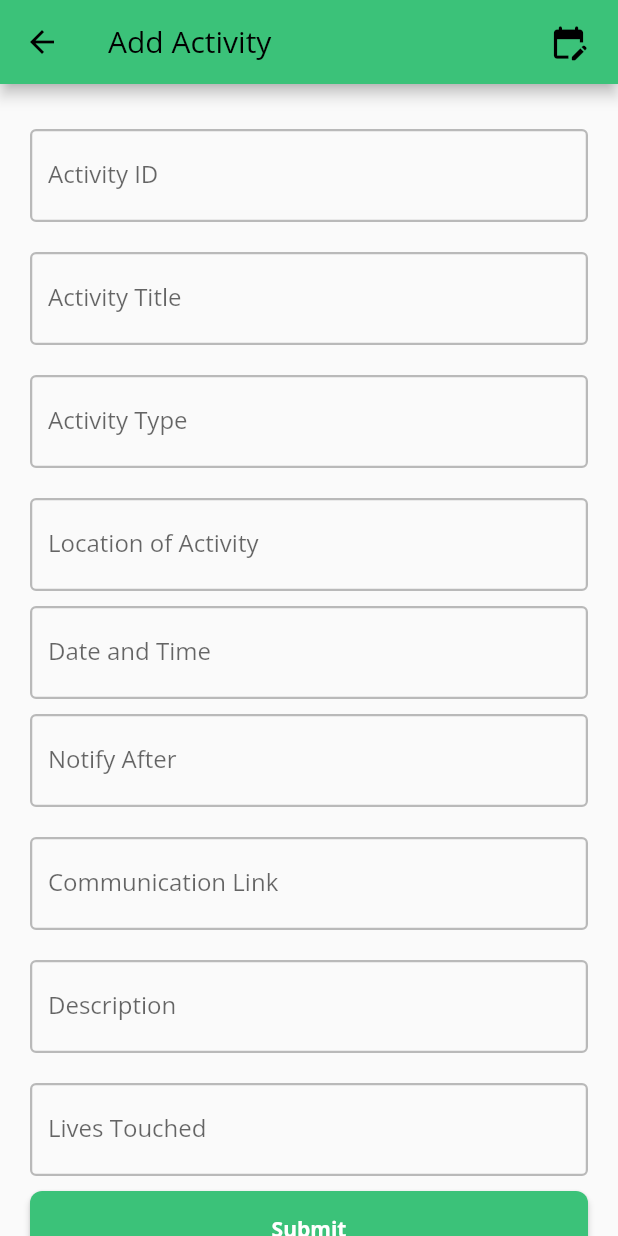
After one commit to ShivamHasurkar/psl_foundation, a Flutter app: the AddActivity screen opened directly, on a phone screen of 412 x 824 dp. The commit adds this screen. Run offline on Flutter 3.47's test engine with Material 2 defaults, Android fonts, the phone set to English and light mode, and no system bars; drawn by our look-alikes of flutter_form_builder; our stand-ins replace flutter_svg, font_awesome_flutter, form_builder_validators, get.

Commit message:
Added add_activity & login page

```diff
--- /dev/null
+++ b/lib/Data/activity_model.dart
@@ -0,0 +1,126 @@
+import 'package:psl_foundation/Data/task.dart';
+
+class ActivityModel {
+  String? _activityId;
+  String? _title;
+  String? _description;
+  String? _activityType;
+  String? _date;
+  String? _location;
+  String? _whatsappChatLink;
+  String? _activityOwner;
+  String? _notificationDuration;
+  String? _livesTouched;
+  // List<Task>? _task;
+
+  ActivityModel(
+      {String? activityId,
+        String? title,
+        String? description,
+        String? activityType,
+        String? date,
+        String? location,
+        String? whatsappChatLink,
+        String? activityOwner,
+        String? notificationDuration,
+        String? livesTouched
+        // List<Task>? task
+      }) {
+    if (activityId != null) {
+      this._activityId = activityId;
+    }
+    if (title != null) {
+      this._title = title;
+    }
+    if (description != null) {
+      this._description = description;
+    }
+    if (activityType != null) {
+      this._activityType = activityType;
+    }
+    if (date != null) {
+      this._date = date;
+    }
+    if (location != null) {
+      this._location = location;
+    }
+    if (whatsappChatLink != null) {
+      this._whatsappChatLink = whatsappChatLink;
+    }
+    if (activityOwner != null) {
+      this._activityOwner = activityOwner;
+    }
+    if (notificationDuration != null) {
+      this._notificationDuration = notificationDuration;
+    }
+    if (livesTouched != null) {
+      this._livesTouched = livesTouched;
+    }
+    // if (task != null) {
+    //   this._task = task;
+    // }
+  }
+
+  String? get activityId => _activityId;
+  set activityId(String? activityId) => _activityId = activityId;
+  String? get title => _title;
+  set title(String? title) => _title = title;
+  String? get description => _description;
+  set description(String? description) => _description = description;
+  String? get activityType => _activityType;
+  set activityType(String? activityType) => _activityType = activityType;
+  String? get date => _date;
+  set date(String? date) => _date = date;
+  String? get location => _location;
+  set location(String? location) => _location = location;
+  String? get whatsappChatLink => _whatsappChatLink;
+  set whatsappChatLink(String? whatsappChatLink) =>
+      _whatsappChatLink = whatsappChatLink;
+  String? get activityOwner => _activityOwner;
+  set activityOwner(String? activityOwner) => _activityOwner = activityOwner;
+  String? get notificationDuration => _notificationDuration;
+  set notificationDuration(String? notificationDuration) =>
+      _notificationDuration = notificationDuration;
+  String? get livesTouched => _livesTouched;
+  set livesTouched(String? livesTouched) =>
+      livesTouched = livesTouched;
+  // List<Task>? get task => _task;
+  // set task(List<Task>? task) => _task = task;
+
+  ActivityModel.fromJson(Map<String, dynamic> json) {
+    _activityId = json['Activity_Id'];
+    _title = json['Title'];
+    _description = json['Description'];
+    _activityType = json['Activity_Type'];
+    _date = json['Date'];
+    _location = json['Location'];
+    _whatsappChatLink = json['Whatsapp_Chat_Link'];
+    _activityOwner = json['Activity_Owner'];
+    _notificationDuration = json['Notification_Duration'];
+    _livesTouched = json['Lives_Touched'];
+    // if (json['Task'] != null) {
+    //   _task = <Task>[];
+    //   json['Task'].forEach((v) {
+    //     _task!.add(new Task.fromJson(v));
+    //   });
+    // }
+  }
+
+  Map<String, dynamic> toJson() {
+    final Map<String, dynamic> data = new Map<String, dynamic>();
+    data['Activity_Id'] = this._activityId;
+    data['Title'] = this._title;
+    data['Description'] = this._description;
+    data['Activity_Type'] = this._activityType;
+    data['Date'] = this._date;
+    data['Location'] = this._location;
+    data['Whatsapp_Chat_Link'] = this._whatsappChatLink;
+    data['Activity_Owner'] = this._activityOwner;
+    data['Notification_Duration'] = this._notificationDuration;
+    data['Lives_Touched'] = this._livesTouched;
+    // if (this._task != null) {
+    //   data['Task'] = this._task!.map((v) => v.toJson()).toList();
+    // }
+    return data;
+  }
+}
--- /dev/null
+++ b/lib/Data/task.dart
@@ -0,0 +1,50 @@
+class Task {
+  String? _taskId;
+  String? _title;
+  String? _description;
+  int? _noOfVolunteers;
+
+  Task(
+      {String? taskId,
+        String? title,
+        String? description,
+        int? noOfVolunteers}) {
+    if (taskId != null) {
+      this._taskId = taskId;
+    }
+    if (title != null) {
+      this._title = title;
+    }
+    if (description != null) {
+      this._description = description;
+    }
+    if (noOfVolunteers != null) {
+      this._noOfVolunteers = noOfVolunteers;
+    }
+  }
+
+  String? get taskId => _taskId;
+  set taskId(String? taskId) => _taskId = taskId;
+  String? get title => _title;
+  set title(String? title) => _title = title;
+  String? get description => _description;
+  set description(String? description) => _description = description;
+  int? get noOfVolunteers => _noOfVolunteers;
+  set noOfVolunteers(int? noOfVolunteers) => _noOfVolunteers = noOfVolunteers;
+
+  Task.fromJson(Map<String, dynamic> json) {
+    _taskId = json['Task_id'];
+    _title = json['Title'];
+    _description = json['Description'];
+    _noOfVolunteers = json['No_Of_Volunteers'];
+  }
+
+  Map<String, dynamic> toJson() {
+    final Map<String, dynamic> data = new Map<String, dynamic>();
+    data['Task_id'] = this._taskId;
+    data['Title'] = this._title;
+    data['Description'] = this._description;
+    data['No_Of_Volunteers'] = this._noOfVolunteers;
+    return data;
+  }
+}
--- /dev/null
+++ b/lib/views/add_activity.dart
@@ -0,0 +1,234 @@
+import 'package:flutter/foundation.dart';
+import 'package:flutter/material.dart';
+import 'package:flutter_form_builder/flutter_form_builder.dart';
+import 'package:form_builder_validators/form_builder_validators.dart';
+import 'package:get/get.dart';
+import 'package:get/get_core/src/get_main.dart';
+import 'package:psl_foundation/Data/activity_model.dart';
+import 'package:psl_foundation/views/widgets/appbar.dart';
+import 'package:psl_foundation/views/widgets/custom_raised_button.dart';
+
+import '../constant.dart';
+class AddActivity extends StatefulWidget {
+  const AddActivity({Key? key}) : super(key: key);
+
+  @override
+  State<AddActivity> createState() => _AddActivityState();
+}
+
+class _AddActivityState extends State<AddActivity> {
+
+  final GlobalKey<FormBuilderState> _activityKey = GlobalKey<FormBuilderState>();
+
+  @override
+  Widget build(BuildContext context) {
+    return Scaffold(
+      appBar: const PFAppBar(title: "Add Activity"),
+      body: SingleChildScrollView(
+        scrollDirection: Axis.vertical,
+        child: Padding(
+          padding: const EdgeInsets.all(kDefaultSpace),
+          child: FormBuilder(
+              key: _activityKey,
+            child: Column(
+              children: [
+                Container(
+                  margin: const EdgeInsets.symmetric(vertical: kVerticalSpace),
+                  child: FormBuilderTextField(
+                    name: "Activity_Id",
+                    autovalidateMode: AutovalidateMode.onUserInteraction,
+                    decoration: const InputDecoration(
+                        labelText: "Activity ID",
+                        enabledBorder: OutlineInputBorder(
+                            borderSide: BorderSide(width: 1.5, color: Colors.black26)
+                        )
+                    ),
+                    validator: FormBuilderValidators.compose(
+                        [
+                          FormBuilderValidators.required()
+                        ]
+                    ),
+                  ),
+                ),
+                Container(
+                  margin: const EdgeInsets.symmetric(vertical: kVerticalSpace),
+                  child: FormBuilderTextField(
+                    name: "Title",
+                    autovalidateMode: AutovalidateMode.onUserInteraction,
+                    decoration: const InputDecoration(
+                      labelText: "Activity Title",
+                      enabledBorder: OutlineInputBorder(
+                          borderSide: BorderSide(width: 1.5, color: Colors.black26)
+                      )
+                    ),
+                    validator: FormBuilderValidators.compose(
+                        [
+                          FormBuilderValidators.required()
+                        ]
+                    ),
+                  ),
+                ),
+                Container(
+                  margin: const EdgeInsets.symmetric(vertical: kVerticalSpace),
+                  child: FormBuilderTextField(
+                    name: "Activity_Type",
+                    autovalidateMode: AutovalidateMode.onUserInteraction,
+                    decoration: const InputDecoration(
+                        labelText: "Activity Type",
+                        enabledBorder: OutlineInputBorder(
+                            borderSide: BorderSide(width: 1.5, color: Colors.black26)
+                        )
+                    ),
+
+                    validator: FormBuilderValidators.compose(
+                        [
+                          FormBuilderValidators.required()
+                        ]
+                    ),
+                  ),
+                ),
+                Container(
+                  margin: const EdgeInsets.symmetric(vertical: kVerticalSpace),
+                  child: FormBuilderTextField(
+                    name: "Location",
+                    autovalidateMode: AutovalidateMode.onUserInteraction,
+                    decoration: const InputDecoration(
+                        labelText: "Location of Activity",
+                        enabledBorder: OutlineInputBorder(
+                            borderSide: BorderSide(width: 1.5, color: Colors.black26)
+                        )
+                    ),
+
+                    validator: FormBuilderValidators.compose(
+                        [
+                          FormBuilderValidators.required()
+                        ]
+                    ),
+                  ),
+                ),
+                Container(
+                  child: FormBuilderDateTimePicker(name: "Date",
+
+                    autovalidateMode: AutovalidateMode.onUserInteraction,
+                    decoration: const InputDecoration(
+                        labelText: "Date and Time",
+                        enabledBorder: OutlineInputBorder(
+                            borderSide: BorderSide(width: 1.5, color: Colors.black26)
+                        )
+                    ),
+                    onChanged: (val){
+                      _activityKey.currentState?.save();
+                     _activityKey.currentState?.setInternalFieldValue("Date",
+                         _activityKey.currentState?.fields["Date"]?.value.toString(), isSetState: true);
+                      _activityKey.currentState?.save();
+                    },
+                    validator: FormBuilderValidators.compose(
+                        [
+                          FormBuilderValidators.required()
+                        ]
+                    ),
+                  ),
+                ),
+                Container(
+                  margin: const EdgeInsets.symmetric(vertical: kVerticalSpace),
+                  child: FormBuilderTextField(
+                    name: "Notification_Duration",
+                    autovalidateMode: AutovalidateMode.onUserInteraction,
+                    decoration: const InputDecoration(
+                        labelText: "Notify After",
+                        enabledBorder: OutlineInputBorder(
+                            borderSide: BorderSide(width: 1.5, color: Colors.black26)
+                        )
+                    ),
+
+                    validator: FormBuilderValidators.compose(
+                        [
+                          FormBuilderValidators.required()
+                        ]
+                    ),
+                  ),
+                ),
+                Container(
+                  margin: const EdgeInsets.symmetric(vertical: kVerticalSpace),
+                  child: FormBuilderTextField(
+                    name: "Whatsapp_Chat_Link ",
+                    autovalidateMode: AutovalidateMode.onUserInteraction,
+                    decoration: const InputDecoration(
+                        labelText: "Communication Link",
+                        enabledBorder: OutlineInputBorder(
+                            borderSide: BorderSide(width: 1.5, color: Colors.black26)
+                        )
+                    ),
+
+                    validator: FormBuilderValidators.compose(
+                        [
+                          FormBuilderValidators.required()
+                        ]
+                    ),
+                  ),
+                ),
+                Container(
+                  margin: const EdgeInsets.symmetric(vertical: kVerticalSpace),
+                  child: FormBuilderTextField(
+                    name: "Description",
+                    autovalidateMode: AutovalidateMode.onUserInteraction,
+                    decoration: const InputDecoration(
+                        labelText: "Description",
+                        enabledBorder: OutlineInputBorder(
+                            borderSide: BorderSide(width: 1.5, color: Colors.black26)
+                        )
+                    ),
+
+                    validator: FormBuilderValidators.compose(
+                        [
+                          FormBuilderValidators.required()
+                        ]
+                    ),
+                  ),
+                ),
+                Container(
+                  margin: const EdgeInsets.symmetric(vertical: kVerticalSpace),
+                  child: FormBuilderTextField(
+                    name: "Lives_Touched",
+                    autovalidateMode: AutovalidateMode.onUserInteraction,
+                    decoration: const InputDecoration(
+                        labelText: "Lives Touched",
+                        enabledBorder: OutlineInputBorder(
+                            borderSide: BorderSide(width: 1.5, color: Colors.black26)
+                        )
+                    ),
+
+                    validator: FormBuilderValidators.compose(
+                        [
+                          FormBuilderValidators.required()
+                        ]
+                    ),
+                  ),
+                ),
+                PFRaisedButton(title: "Submit",
+                onPressed: (){
+                bool? isValid = _activityKey.currentState?.isValid;
+
+                if(isValid!){
+                  _activityKey.currentState?.save();
+                  Map<String, dynamic> o = _activityKey.currentState!.value;
+                  ActivityModel activity = ActivityModel.fromJson(o);
+                }
+                else{
+                  Get.snackbar("Please enter all values", "message",
+                    snackPosition: SnackPosition.BOTTOM
+
+                  );
+                }
+
+
+                },
+                )
+              ],
+            )
+          ),
+        ),
+      ),
+    );
+  }
+}
--- a/lib/views/login_screen.dart
+++ b/lib/views/login_screen.dart
@@ -1,4 +1,8 @@
 import 'package:flutter/material.dart';
+import 'package:flutter_form_builder/flutter_form_builder.dart';
+import 'package:form_builder_validators/form_builder_validators.dart';
+
+import '../constant.dart';
 
 class LoginScreen extends StatelessWidget {
   const LoginScreen({Key? key}) : super(key: key);
@@ -23,18 +27,52 @@ class LoginScreen extends StatelessWidget {
               padding: EdgeInsets.all(8.0),
               child: Text(
                 'Welcome to Persistent Foundation',
-                style: TextStyle(
-                  fontWeight: FontWeight.bold
+                style: TextStyle(fontWeight: FontWeight.bold),
+              ),
+            ),
+            Container(
+              margin: EdgeInsets.all(10),
+              child: FormBuilder(
+
+                child: Column(
+
+                  children: <Widget>[
+                    FormBuilderTextField(
+                      name: "username",
+                      autovalidateMode: AutovalidateMode.onUserInteraction,
+                      decoration: const InputDecoration(
+                        labelText: "Username",
+                        // filled: true,
+                        // fillColor: kTextFildBg,
+                        enabledBorder: OutlineInputBorder(
+                          borderSide: BorderSide(width: 2,color: kColorPrimary)
+                        ),
+                      //   UnderlineInputBorder( //<-- SEE HERE
+                      //     borderSide: BorderSide(width: 3,
+                      //     color: kColorPrimary),
+                      //   ),
+                      ),
+                      validator: FormBuilderValidators.compose(
+                          [
+                            FormBuilderValidators.required()
+                          ]
+                      ),
+                    ),
+                    SizedBox(height: 40,),
+                    FormBuilderTextField(
+                      name: "password",
+                      obscureText: true,
+                      decoration: const InputDecoration(
+                        labelText: "Password",
+                        enabledBorder:  OutlineInputBorder(
+                            borderSide: BorderSide(width: 2,color: kColorPrimary)
+                        ),
+                    )
+                    )
+                  ],
                 ),
               ),
-            ),
-            const Padding(
-              padding: EdgeInsets.all(8.0),
-              child: Text(
-                'Agents for change'
-              ),
-            ),
-
+            )
           ],
         ),
       ),
--- a/pubspec.yaml
+++ b/pubspec.yaml
@@ -38,6 +38,8 @@ dependencies:
   font_awesome_flutter: ^10.4.0
   get: ^4.6.5
   flutter_svg: ^2.0.2
+  flutter_form_builder: ^7.8.0
+  form_builder_validators: ^8.5.0
 
 dev_dependencies:
   flutter_test:
```
Also changed, not shown: pubspec.lock.
